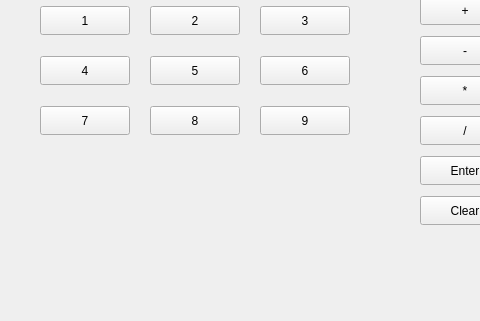
Before: the Qt Designer form laskin/mainwindow.ui in tuomosalo95/OOP, drawn with Qt 5; both pictures show x 0 to 480 and y 94 to 415 of the 593 by 415 pixel window.
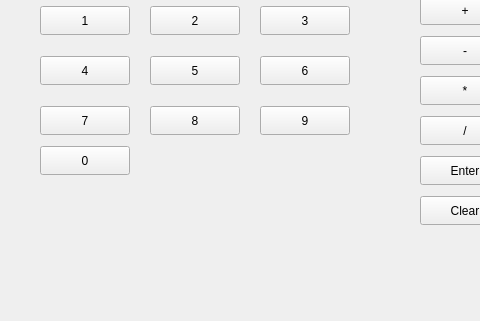
After: the same form once the commit is applied.

What changed in the file:
```diff
--- a/laskin/mainwindow.ui
+++ b/laskin/mainwindow.ui
@@ -239,6 +239,19 @@
      <string>9</string>
     </property>
    </widget>
+   <widget class="QPushButton" name="n0Button">
+    <property name="geometry">
+     <rect>
+      <x>40</x>
+      <y>240</y>
+      <width>90</width>
+      <height>29</height>
+     </rect>
+    </property>
+    <property name="text">
+     <string>0</string>
+    </property>
+   </widget>
   </widget>
   <widget class="QMenuBar" name="menubar">
    <property name="geometry">
```
